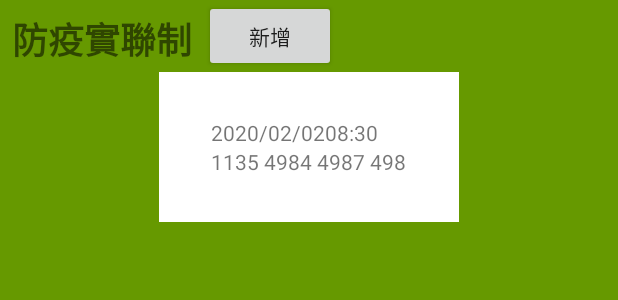
After one commit to yo20703/VAPassport, an Android app: the layout register_widget.xml on its own in the app's theme, with its tools: preview values and no code run, on a phone screen of 412 x 824 dp. The commit adds this screen. Shown: the top 300 px of the screen. Run offline under Robolectric (Android 15) with nearby library versions, the phone set to English and light mode, and no system bars.

Commit message:
add RegisterWidget

```diff
--- /dev/null
+++ b/app/src/main/res/layout/register_widget.xml
@@ -0,0 +1,53 @@
+<RelativeLayout xmlns:android="http://schemas.android.com/apk/res/android"
+    android:layout_width="match_parent"
+    android:layout_height="match_parent"
+    xmlns:tools="http://schemas.android.com/tools"
+    android:background="@android:color/holo_green_dark"
+    android:padding="@dimen/widget_margin">
+
+    <TextView
+        android:id="@+id/appwidget_text"
+        android:layout_width="wrap_content"
+        android:layout_height="wrap_content"
+        android:layout_margin="8dp"
+        android:text="防疫實聯制"
+        android:textSize="24sp"
+        android:textStyle="bold" />
+
+    <Button
+        android:id="@+id/btn_new"
+        android:layout_toEndOf="@+id/appwidget_text"
+        android:layout_width="wrap_content"
+        android:layout_height="wrap_content"
+        android:text="新增"/>
+
+    <RelativeLayout
+        android:layout_below="@+id/btn_new"
+        android:layout_width="200dp"
+        android:layout_height="100dp"
+        android:background="@android:color/white"
+        android:layout_centerInParent="true"
+        android:gravity="center"
+        >
+        <TextView
+            android:id="@+id/tv_date"
+            android:text="2020/02/02"
+            android:layout_width="wrap_content"
+            android:layout_height="wrap_content"/>
+        <TextView
+            android:id="@+id/tv_time"
+            android:layout_toRightOf="@+id/tv_date"
+            android:text="08:30"
+            android:layout_width="wrap_content"
+            android:layout_height="wrap_content"/>
+        <TextView
+            android:id="@+id/tv_place_code"
+            android:layout_below="@+id/tv_date"
+            android:text="1135 4984 4987 498"
+            android:layout_width="wrap_content"
+            android:layout_height="wrap_content"
+            android:gravity="center"
+            />
+    </RelativeLayout>
+
+</RelativeLayout>
```
Also changed, not shown: app/build.gradle (+6 -1 lines), app/src/main/AndroidManifest.xml (+11 -0 lines), app/src/main/java/com/example/vapassport/Register/RegisterWidget.java (added, +119 -0 lines), app/src/main/java/com/example/vapassport/RegisterActivity.java (+9 -0 lines), app/src/main/res/layout/history_item.xml (added, +21 -0 lines), app/src/main/res/xml/register_widget_info.xml (added, +11 -0 lines).
